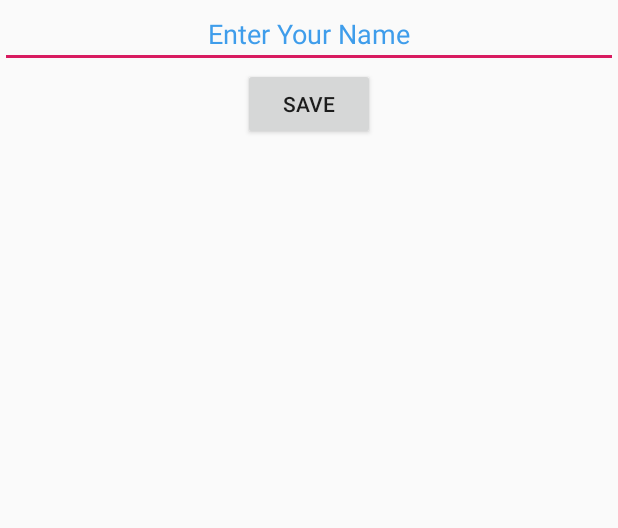
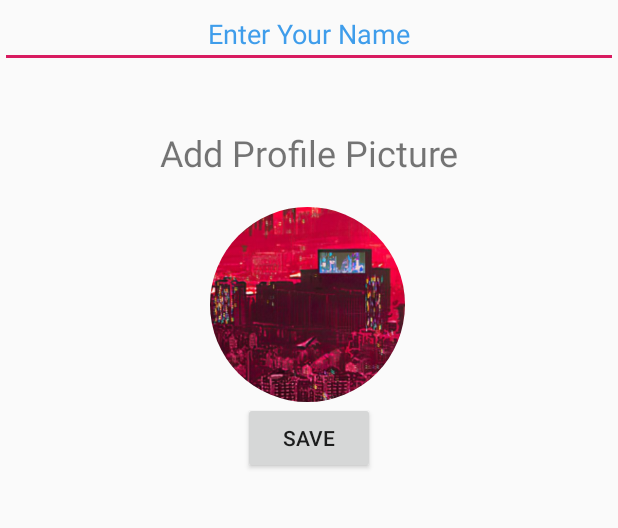
Before and after one commit to ShamodGeevinda/CO225-GroupProject, an Android app: the screen it shows after launch (MainActivity), on a phone screen of 412 x 824 dp, the part 295-823 px from its top. Run offline under Robolectric (Android 15) with nearby library versions, the phone set to English and light mode, and no system bars; our stand-ins replace CircleImageView.

Commit message:
Circle prifile picture area set

```diff
--- a/app/build.gradle
+++ b/app/build.gradle
@@ -26,4 +26,7 @@ dependencies {
     testImplementation 'junit:junit:4.12'
     androidTestImplementation 'androidx.test.ext:junit:1.1.0'
     androidTestImplementation 'androidx.test.espresso:espresso-core:3.1.1'
+
+    // for circle view
+    implementation 'de.hdodenhof:circleimageview:3.1.0'
 }
--- a/app/src/main/res/layout/activity_main.xml
+++ b/app/src/main/res/layout/activity_main.xml
@@ -34,11 +34,26 @@
             android:layout_height="match_parent"
             android:gravity="center"
             android:hint="Enter Your Name"
+            android:layout_marginBottom="40dp"
             android:textColorHint="#3F9DEB"/>
 
+        <TextView
+            android:layout_width="match_parent"
+            android:layout_height="match_parent"
+            android:gravity="center"
+            android:text="Add Profile Picture"
+            android:textSize="24sp" />
 
+        <de.hdodenhof.circleimageview.CircleImageView
+            android:id="@+id/setting_profile_image"
+            android:layout_width="130dp"
+            android:layout_height="130dp"
+            android:layout_marginStart="140dp"
+            android:layout_marginTop="20dp"
+            android:src="@drawable/profile" />
 
         <Button
+            android:id="@+id/btnsave"
             android:layout_width="wrap_content"
             android:layout_height="match_parent"
             android:layout_gravity="center"
```
Also changed, not shown: app/src/main/res/drawable/profile.png (added).
